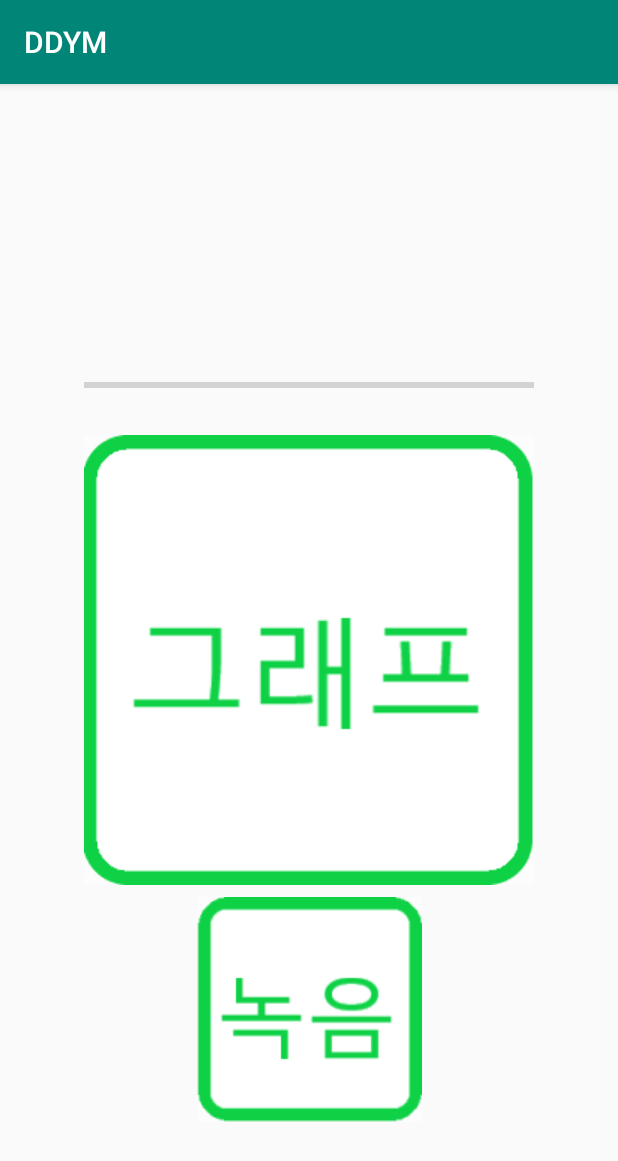
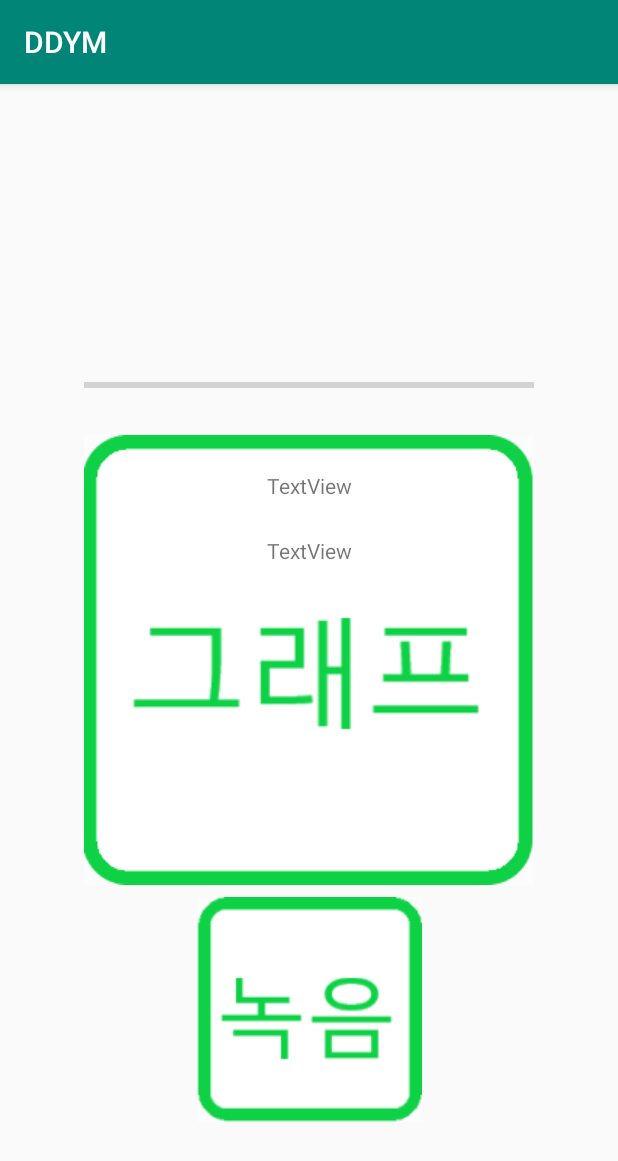
Before and after one commit to liqurt/Gachon-2020-Dont-drop-your-mic, an Android app: the recording screen opened directly, with no data from a screen before it, after a tap on an icon or button, on a phone screen of 412 x 824 dp. Shown: the top 1161 px of the screen. Run offline under Robolectric (Android 15) with nearby library versions, the phone set to English and light mode, and no system bars; 2 statements that could not run were skipped.

Commit message:
190807 녹음버튼 눌렀을때 녹음시작.

```diff
--- a/app/build.gradle
+++ b/app/build.gradle
@@ -19,11 +19,12 @@ android {
 }
 
 dependencies {
-    implementation fileTree(dir: 'libs', include: ['*.jar'])
+    implementation fileTree(include: ['*.jar'], dir: 'libs')
     implementation 'com.android.support:appcompat-v7:28.0.0'
     implementation 'com.android.support.constraint:constraint-layout:1.1.3'
     testImplementation 'junit:junit:4.12'
     androidTestImplementation 'com.android.support.test:runner:1.0.2'
     androidTestImplementation 'com.android.support.test.espresso:espresso-core:3.0.2'
     implementation 'com.android.support:gridlayout-v7:28.0.0'
+    implementation files('libs/TarsosDSP-Android-latest.jar')
 }
--- a/app/src/main/AndroidManifest.xml
+++ b/app/src/main/AndroidManifest.xml
@@ -1,6 +1,8 @@
 <?xml version="1.0" encoding="utf-8"?>
 <manifest xmlns:android="http://schemas.android.com/apk/res/android"
     package="ysi.gachon.ddym">
+    <uses-permission android:name="android.permission.INTERNET" />
+    <uses-permission android:name="android.permission.RECORD_AUDIO"/>
 
     <application
         android:allowBackup="true"
--- a/app/src/main/java/ysi/gachon/ddym/recording.java
+++ b/app/src/main/java/ysi/gachon/ddym/recording.java
@@ -1,12 +1,28 @@
+
 package ysi.gachon.ddym;
 
+import android.Manifest;
+import android.content.pm.PackageManager;
+import android.support.v4.app.ActivityCompat;
 import android.support.v7.app.AppCompatActivity;
 import android.os.Bundle;
+import android.util.Log;
 import android.view.View;
 import android.widget.ImageButton;
 import android.widget.ImageView;
 import android.widget.ProgressBar;
+import android.widget.TextView;
 import android.widget.Toast;
+
+import java.util.Date;
+
+import be.tarsos.dsp.AudioDispatcher;
+import be.tarsos.dsp.AudioEvent;
+import be.tarsos.dsp.AudioProcessor;
+import be.tarsos.dsp.io.android.AudioDispatcherFactory;
+import be.tarsos.dsp.pitch.PitchDetectionHandler;
+import be.tarsos.dsp.pitch.PitchDetectionResult;
+import be.tarsos.dsp.pitch.PitchProcessor;
 
 public class recording extends AppCompatActivity {
 
@@ -14,20 +30,85 @@ public class recording extends AppCompatActivity {
     ImageView graph;
     ImageButton recording;
 
+    TextView pitchText;
+    TextView noteText;
+
+
+
     @Override
     protected void onCreate(Bundle savedInstanceState) {
+
         super.onCreate(savedInstanceState);
         setContentView(R.layout.activity_recording);
+
+        if (ActivityCompat.checkSelfPermission(this, Manifest.permission.RECORD_AUDIO) != PackageManager.PERMISSION_GRANTED) {
+            ActivityCompat.requestPermissions(this, new String[]{Manifest.permission.RECORD_AUDIO}, 1);
+        }
+        float high=0,low=0;
 
         progress = findViewById(R.id.progress);
         graph = findViewById(R.id.graph);
         recording = findViewById(R.id.recording);
-
+        pitchText = findViewById(R.id.pitchText);
+        noteText = findViewById(R.id.noteText);
         recording.setOnClickListener(new View.OnClickListener() {
             @Override
             public void onClick(View v) {
-                Toast.makeText(getApplicationContext(),"녹음을 시작합니다.",Toast.LENGTH_SHORT).show();
+                Toast.makeText(getApplicationContext(), "녹음을 시작합니다.", Toast.LENGTH_SHORT).show();
+                AudioDispatcher dispatcher = AudioDispatcherFactory.fromDefaultMicrophone(22050, 1024, 0);
+                PitchDetectionHandler pdh = new PitchDetectionHandler() {
+                    @Override
+                    public void handlePitch(PitchDetectionResult res, AudioEvent e){
+                        //이거 파이널로 안하고 싶은데.
+                        //하이로우도 따보자.
+                        //도서관이라서 테스트하기 존나 불편하다.
+                        final float pitchInHz = res.getPitch();
+                        runOnUiThread(new Runnable() {
+                            @Override
+                            public void run() {
+                                processPitch(pitchInHz);
+                                Log.d("ddym",Float.toString(pitchInHz));
+                            }
+                        });
+                    }
+                };
+                AudioProcessor pitchProcessor = new PitchProcessor(PitchProcessor.PitchEstimationAlgorithm.FFT_YIN, 22050, 1024, pdh);
+                dispatcher.addAudioProcessor(pitchProcessor);
+                Thread audioThread = new Thread(dispatcher, "Audio Thread");
+                audioThread.start();
             }
         });
     }
+
+    public void processPitch(float pitchInHz){
+        pitchText.setText(""+pitchInHz);
+        if(pitchInHz >= 110 && pitchInHz < 123.47) {
+            //A
+            noteText.setText("A");
+        }
+        else if(pitchInHz >= 123.47 && pitchInHz < 130.81) {
+            //B
+            noteText.setText("B");
+        }
+        else if(pitchInHz >= 130.81 && pitchInHz < 146.83) {
+            //C
+            noteText.setText("C");
+        }
+        else if(pitchInHz >= 146.83 && pitchInHz < 164.81) {
+            //D
+            noteText.setText("D");
+        }
+        else if(pitchInHz >= 164.81 && pitchInHz <= 174.61) {
+            //E
+            noteText.setText("E");
+        }
+        else if(pitchInHz >= 174.61 && pitchInHz < 185) {
+            //F
+            noteText.setText("F");
+        }
+        else if(pitchInHz >= 185 && pitchInHz < 196) {
+            //G
+            noteText.setText("G");
+        }
+    }
 }
--- a/app/src/main/res/layout/activity_recording.xml
+++ b/app/src/main/res/layout/activity_recording.xml
@@ -54,4 +54,32 @@
         app:layout_constraintBottom_toTopOf="@+id/graph"
         app:layout_constraintEnd_toEndOf="@+id/graph"
         app:layout_constraintStart_toStartOf="@+id/graph" />
+
+    <TextView
+        android:id="@+id/pitchText"
+        android:layout_width="wrap_content"
+        android:layout_height="wrap_content"
+        android:layout_marginStart="8dp"
+        android:layout_marginLeft="8dp"
+        android:layout_marginTop="24dp"
+        android:layout_marginEnd="8dp"
+        android:layout_marginRight="8dp"
+        android:text="TextView"
+        app:layout_constraintEnd_toEndOf="parent"
+        app:layout_constraintStart_toStartOf="parent"
+        app:layout_constraintTop_toTopOf="@+id/graph" />
+
+    <TextView
+        android:id="@+id/noteText"
+        android:layout_width="wrap_content"
+        android:layout_height="wrap_content"
+        android:layout_marginStart="8dp"
+        android:layout_marginLeft="8dp"
+        android:layout_marginTop="24dp"
+        android:layout_marginEnd="8dp"
+        android:layout_marginRight="8dp"
+        android:text="TextView"
+        app:layout_constraintEnd_toEndOf="parent"
+        app:layout_constraintStart_toStartOf="parent"
+        app:layout_constraintTop_toBottomOf="@+id/pitchText" />
 </android.support.constraint.ConstraintLayout>
```
Also changed, not shown: app/libs/TarsosDSP-Android-latest.jar (added).
